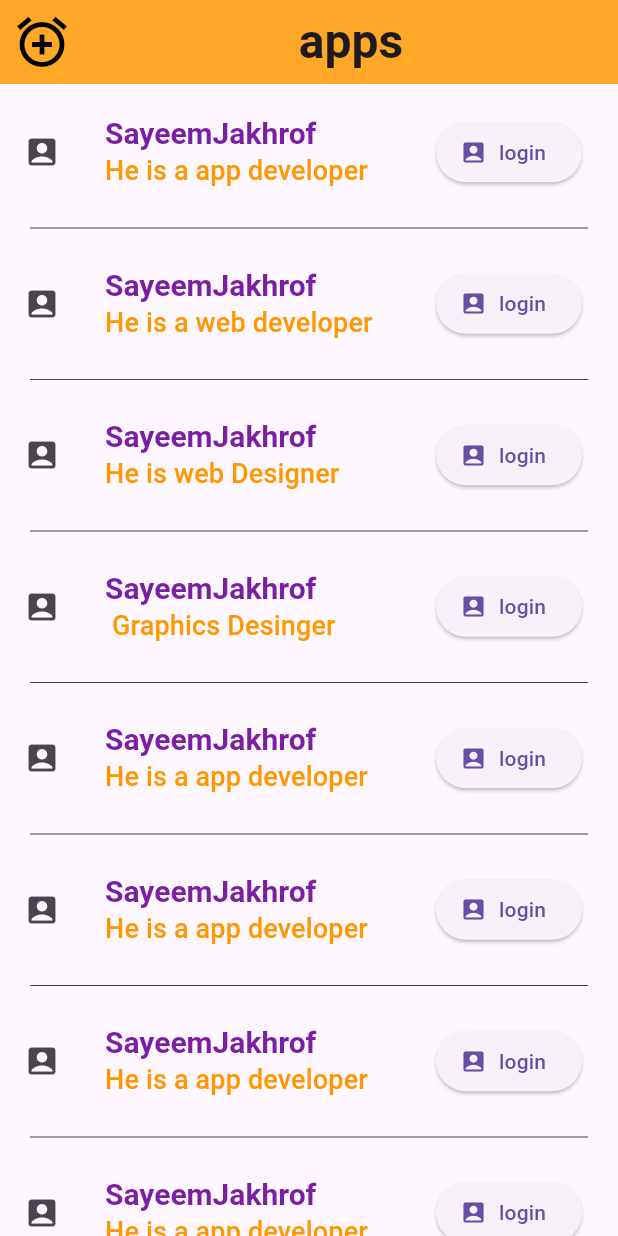
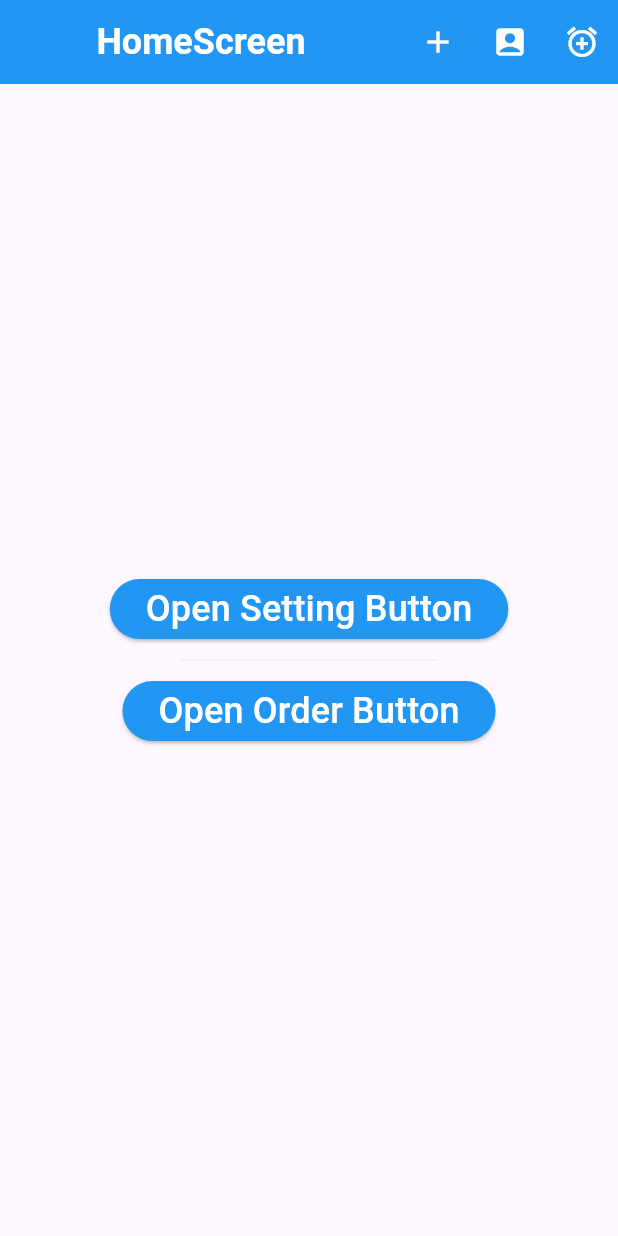
Before and after one commit to sayeemjakhrof/newapps, a Flutter app: the screen it shows after launch, on a phone screen of 412 x 824 dp. Run offline on Flutter 3.47's test engine with Material 3 defaults, Android fonts, the phone set to English and light mode, and no system bars.

Commit message:
NavigatorRouteScreenChange
Signed-off-by: sayeemjakhrof <47790968+sayeemjakhrof@users.noreply.github.com>

```diff
--- a/lib/main.dart
+++ b/lib/main.dart
@@ -1,173 +1,143 @@
 import 'package:flutter/cupertino.dart';
 import 'package:flutter/material.dart';
 
-void main(){
-  runApp(const Myapps());
+void main() {
+  runApp(MyApps());
 }
 
-class Myapps extends StatelessWidget{
- const Myapps({super.key});
+class MyApps extends StatelessWidget {
+  MyApps({super.key});
   @override
-  Widget build(BuildContext context){
+  Widget build(BuildContext context) {
     return MaterialApp(
       debugShowCheckedModeBanner: false,
-      title: 'ListTilel',
+      title: 'Navigator ',
       theme: ThemeData(
-        primarySwatch: Colors.blue,
-        appBarTheme: AppBarTheme(color: Colors.orange.shade400),
-        textTheme: TextTheme(
-          titleLarge: TextStyle(color: Colors.purple.shade700, fontWeight: FontWeight.bold, fontSize: 20,),
-          titleSmall: TextStyle(color: Colors.orange, fontWeight: FontWeight.w500, fontSize: 18),
-        ),
-      ),
-      home: NewApps(),
+          elevatedButtonTheme: ElevatedButtonThemeData(
+              style: ButtonStyle(
+                  backgroundColor: MaterialStateProperty.all(Colors.blue))),
+          primaryColor: Colors.cyanAccent,
+          appBarTheme: AppBarTheme(color: Colors.blue)),
+      home: NavigatorScreen(),
     );
   }
 }
 
-class NewApps extends StatelessWidget{
-  NewApps({super.key});
+class NavigatorScreen extends StatelessWidget {
+  NavigatorScreen({super.key});
+
   @override
-  Widget build(BuildContext context){
+  Widget build(BuildContext context) {
     return Scaffold(
       appBar: AppBar(
-        leading: Icon(Icons.add_alarm, size: 40, color: Colors.black,),
-        title: Center(child: Text('apps',style: TextStyle(fontSize: 32, fontWeight: FontWeight.bold,),)),
+        //leading: Drawer(child: IconButton(onPressed: (){}, icon: Icon(Icons.android_outlined),),),
+        actions: [
+          IconButton(
+              onPressed: () {},
+              icon: Icon(
+                Icons.add,
+                color: Colors.white,
+              )),
+          IconButton(
+              onPressed: () {},
+              icon: Icon(
+                Icons.account_box,
+                color: Colors.white,
+              )),
+          IconButton(
+              onPressed: () {},
+              icon: Icon(
+                Icons.add_alarm,
+                color: Colors.white,
+              )),
+        ],
+        title: Center(
+          child: Text(
+            'HomeScreen',
+            style: TextStyle(
+              color: Colors.white,
+              fontSize: 24,
+              fontWeight: FontWeight.bold,
+            ),
+          ),
+        ),
       ),
-      body: Scrollbar(
-        radius: Radius.circular(10),
-        child: ListView(
+      body: Center(
+        child: Column(
+          mainAxisAlignment: MainAxisAlignment.center,
           children: [
-            ListTile(
-              leading: Icon(Icons.account_box),
-              title: Text('SayeemJakhrof', style: Theme.of(context).textTheme.titleLarge,),
-              subtitle: Text('He is a app developer', style: Theme.of(context).textTheme.titleSmall,),
-              trailing: ElevatedButton.icon(onPressed: (){}, icon: Icon(Icons.account_box,), label: Text('login')),
-              onTap: (){ print('login');},
-              minVerticalPadding: 20,
-              //focusColor: Colors.black,
-              titleAlignment: ListTileTitleAlignment.center,
-              horizontalTitleGap: 30,
+            ElevatedButton(
+                onPressed: () {
+                  Navigator.push(context, MaterialPageRoute(builder: (context) {
+                    return SettingScreen();
+                  }));
+                },
+                child: Text(
+                  'Open Setting Button',
+                  style: TextStyle(
+                    color: Colors.white,
+                    fontSize: 24,
+                  ),
+                )),
+            Divider(
+              color: Colors.grey.shade200,
+              height: 20,
+              indent: 120,
+              endIndent: 120,
             ),
-            Divider(height: 10, color: Colors.black,
-              thickness: .5,
-              endIndent: 20,
-              indent: 20,),
-            ListTile(
-              leading: Icon(Icons.account_box),
-              title: Text('SayeemJakhrof', style: Theme.of(context).textTheme.titleLarge,),
-              subtitle: Text('He is a web developer', style: Theme.of(context).textTheme.titleSmall,),
-              trailing: ElevatedButton.icon(onPressed: (){}, icon: Icon(Icons.account_box,), label: Text('login')),
-              onTap: (){ print('login');},
-              minVerticalPadding: 20,
-              //focusColor: Colors.black,
-              titleAlignment: ListTileTitleAlignment.center,
-              horizontalTitleGap: 30,
+            ElevatedButton(
+                onPressed: () {
+                  Navigator.push(context, MaterialPageRoute(builder: (context)=>OrderScreen()));
+                },
+                child: Text(
+                  'Open Order Button',
+                  style: TextStyle(color: Colors.white, fontSize: 24),
+                )),
+          ],
+        ),
+      ),
+    );
+  }
+}
+
+class SettingScreen extends StatelessWidget {
+  SettingScreen({super.key});
+  @override
+  Widget build(BuildContext context) {
+    return Scaffold(
+      appBar: AppBar(
+        title: Text(
+          'Setting Screen',
+          style: TextStyle(color: Colors.white, fontSize: 24),
+        ),
+      ),
+      body: Center(
+        child: Column(
+          mainAxisAlignment: MainAxisAlignment.center,
+          children: [
+            ElevatedButton(
+              onPressed: () {
+                Navigator.push(context, MaterialPageRoute(builder: (context)=> OrderScreen()));
+              },
+              child: Text(
+                'Open Order Button',
+                style: TextStyle(color: Colors.white, fontSize: 24),
+              ),
             ),
-            Divider(height: 10, color: Colors.black,
-              thickness: .5,
-              endIndent: 20,
-              indent: 20,),
-            ListTile(
-              leading: Icon(Icons.account_box),
-              title: Text('SayeemJakhrof', style: Theme.of(context).textTheme.titleLarge,),
-              subtitle: Text('He is web Designer', style: Theme.of(context).textTheme.titleSmall,),
-              trailing: ElevatedButton.icon(onPressed: (){}, icon: Icon(Icons.account_box,), label: Text('login')),
-              onTap: (){ print('login');},
-              minVerticalPadding: 20,
-              //focusColor: Colors.black,
-              titleAlignment: ListTileTitleAlignment.center,
-              horizontalTitleGap: 30,
+            Divider(
+              color: Colors.grey.shade200,
+              height: 20,
+              indent: 120,
+              endIndent: 120,
             ),
-            Divider(height: 10, color: Colors.black,
-              thickness: .5,
-              endIndent: 20,
-              indent: 20,),
-            ListTile(
-              leading: Icon(Icons.account_box),
-              title: Text('SayeemJakhrof', style: Theme.of(context).textTheme.titleLarge,),
-              subtitle: Text(' Graphics Desinger', style: Theme.of(context).textTheme.titleSmall,),
-              trailing: ElevatedButton.icon(onPressed: (){}, icon: Icon(Icons.account_box,), label: Text('login')),
-              onTap: (){ print('login');},
-              minVerticalPadding: 20,
-              //focusColor: Colors.black,
-              titleAlignment: ListTileTitleAlignment.center,
-              horizontalTitleGap: 30,
-            ),
-            Divider(height: 10, color: Colors.black,
-              thickness: .5,
-              endIndent: 20,
-              indent: 20,),
-            ListTile(
-              leading: Icon(Icons.account_box),
-              title: Text('SayeemJakhrof', style: Theme.of(context).textTheme.titleLarge,),
-              subtitle: Text('He is a app developer', style: Theme.of(context).textTheme.titleSmall,),
-              trailing: ElevatedButton.icon(onPressed: (){}, icon: Icon(Icons.account_box,), label: Text('login')),
-              onTap: (){ print('login');},
-              minVerticalPadding: 20,
-              //focusColor: Colors.black,
-              titleAlignment: ListTileTitleAlignment.center,
-              horizontalTitleGap: 30,
-            ),
-            Divider(height: 10, color: Colors.black,
-            thickness: .5,
-            endIndent: 20,
-            indent: 20,),
-            ListTile(
-              leading: Icon(Icons.account_box),
-              title: Text('SayeemJakhrof', style: Theme.of(context).textTheme.titleLarge,),
-              subtitle: Text('He is a app developer', style: Theme.of(context).textTheme.titleSmall,),
-              trailing: ElevatedButton.icon(onPressed: (){}, icon: Icon(Icons.account_box,), label: Text('login')),
-              onTap: (){ print('login');},
-              minVerticalPadding: 20,
-              //focusColor: Colors.black,
-              titleAlignment: ListTileTitleAlignment.center,
-              horizontalTitleGap: 30,
-            ),
-            Divider(height: 10, color: Colors.black,
-              thickness: .5,
-              endIndent: 20,
-              indent: 20,),
-            ListTile(
-              leading: Icon(Icons.account_box),
-              title: Text('SayeemJakhrof', style: Theme.of(context).textTheme.titleLarge,),
-              subtitle: Text('He is a app developer', style: Theme.of(context).textTheme.titleSmall,),
-              trailing: ElevatedButton.icon(onPressed: (){}, icon: Icon(Icons.account_box,), label: Text('login')),
-              onTap: (){ print('login');},
-              minVerticalPadding: 20,
-              //focusColor: Colors.black,
-              titleAlignment: ListTileTitleAlignment.center,
-              horizontalTitleGap: 30,
-            ),
-            Divider(height: 10, color: Colors.black,
-              thickness: .5,
-              endIndent: 20,
-              indent: 20,),
-            ListTile(
-              leading: Icon(Icons.account_box),
-              title: Text('SayeemJakhrof', style: Theme.of(context).textTheme.titleLarge,),
-              subtitle: Text('He is a app developer', style: Theme.of(context).textTheme.titleSmall,),
-              trailing: ElevatedButton.icon(onPressed: (){}, icon: Icon(Icons.account_box,), label: Text('login')),
-              onTap: (){ print('login');},
-              minVerticalPadding: 20,
-              //focusColor: Colors.black,
-              titleAlignment: ListTileTitleAlignment.center,
-              horizontalTitleGap: 30,
-            ),
-            Divider(height: 10, color: Colors.black,
-              thickness: .5,
-              endIndent: 20,
-              indent: 20,),
-            ListTile(
-              leading: Icon(Icons.account_box),
-              title: Text('SayeemJakhrof', style: Theme.of(context).textTheme.titleLarge,),
-              subtitle: Text('He is a app developer', style: Theme.of(context).textTheme.titleSmall,),
-              trailing: ElevatedButton.icon(onPressed: (){}, icon: Icon(Icons.account_box,), label: Text('login')),
-              onTap: (){ print('login');},
-              minVerticalPadding: 20,
-              //focusColor: Colors.black,
-              titleAlignment: ListTileTitleAlignment.center,
-              horizontalTitleGap: 30,
+            ElevatedButton(
+              onPressed: () {
+                Navigator.pop(context);
+              },
+              child: Text(
+                'Back to Home',
+                style: TextStyle(color: Colors.white, fontSize: 24),
+              ),
             ),
           ],
         ),
@@ -175,3 +145,50 @@ class NewApps extends StatelessWidget{
     );
   }
 }
+
+class OrderScreen extends StatelessWidget {
+  OrderScreen({super.key});
+  @override
+  Widget build(BuildContext context) {
+    return Scaffold(
+      appBar: AppBar(
+        title: Text(
+          'Order Screen',
+          style: TextStyle(color: Colors.white, fontSize: 24),
+        ),
+      ),
+      body: Center(
+        child: Column(
+          mainAxisAlignment: MainAxisAlignment.center,
+          children: [
+            ElevatedButton(
+              onPressed: () {
+                Navigator.pushAndRemoveUntil(context, MaterialPageRoute(builder: (context)=>NavigatorScreen()),
+                        (route) => false);
+              },
+              child: Text(
+                'Open Setting Button',
+                style: TextStyle(color: Colors.white, fontSize: 24),
+              ),
+            ),
+            Divider(
+              color: Colors.grey.shade200,
+              height: 20,
+              indent: 120,
+              endIndent: 120,
+            ),
+            ElevatedButton(
+              onPressed: () {
+                Navigator.pop(context);
+              },
+              child: Text(
+                'Back to Home',
+                style: TextStyle(color: Colors.white, fontSize: 24),
+              ),
+            ),
+          ],
+        ),
+      ),
+    );
+  }
+}
```
